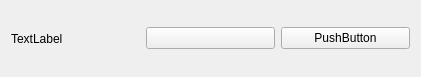
Above: sources/SongItem.ui from nichilum/nimamp before the change. Below: the same form after it.
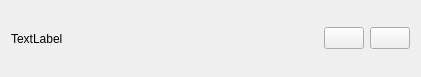
That is the form after the change. Icons and pictures are not drawn.

Commit message: icons and song ui

Diff of the .ui file:
```diff
--- a/sources/SongItem.ui
+++ b/sources/SongItem.ui
@@ -23,6 +23,19 @@
        </property>
       </widget>
      </item>
+     <item>
+      <spacer name="horizontalSpacer">
+       <property name="orientation">
+        <enum>Qt::Orientation::Horizontal</enum>
+       </property>
+       <property name="sizeHint" stdset="0">
+        <size>
+         <width>40</width>
+         <height>20</height>
+        </size>
+       </property>
+      </spacer>
+     </item>
      <item>
       <widget class="QPushButton" name="playButton">
        <property name="text">
@@ -37,7 +50,11 @@
      <item>
       <widget class="QPushButton" name="deleteButton">
        <property name="text">
-        <string>PushButton</string>
+        <string/>
+       </property>
+       <property name="icon">
+        <iconset>
+         <normaloff>../resources/trash.svg</normaloff>../resources/trash.svg</iconset>
        </property>
       </widget>
      </item>
```
The commit also changes 1 other file.
